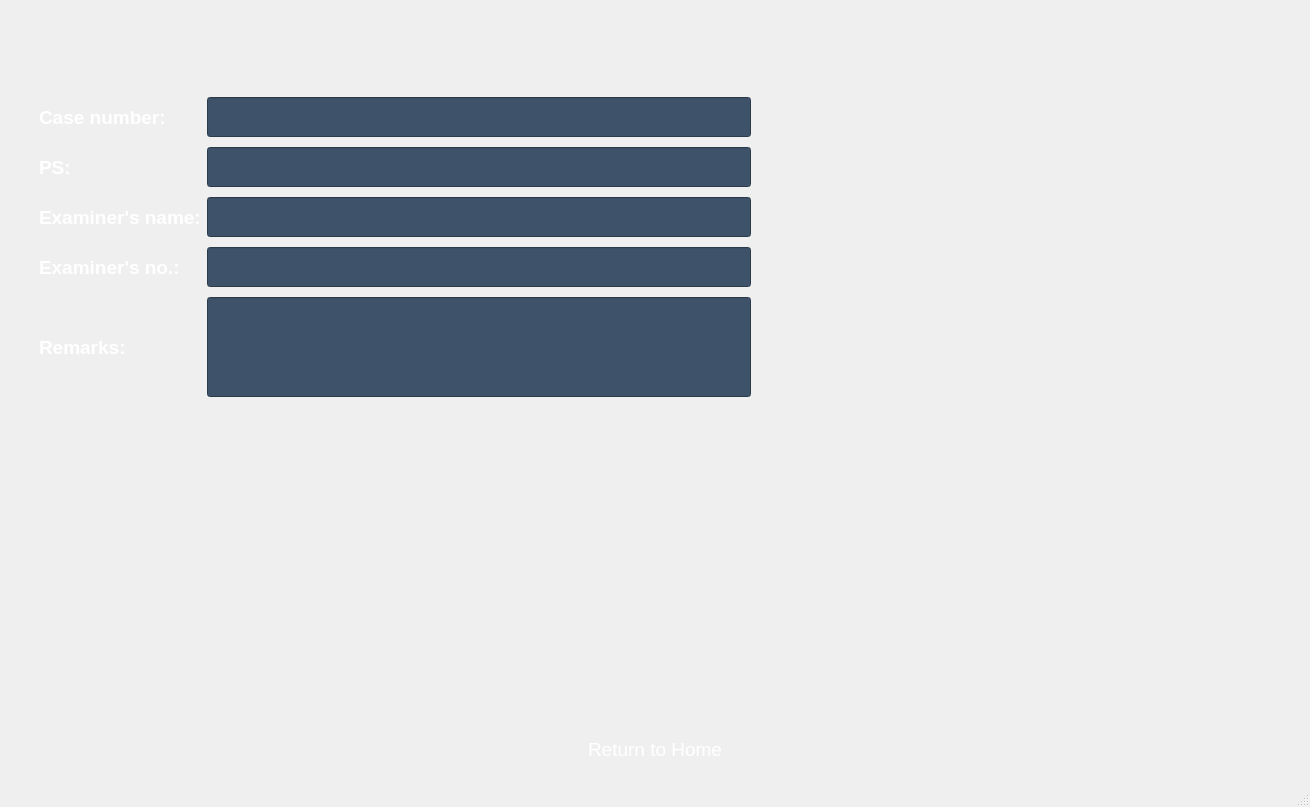
First picture: the form in forms/Page_2.ui, repository apollo-k22/FaceAI-Product, before the edit.
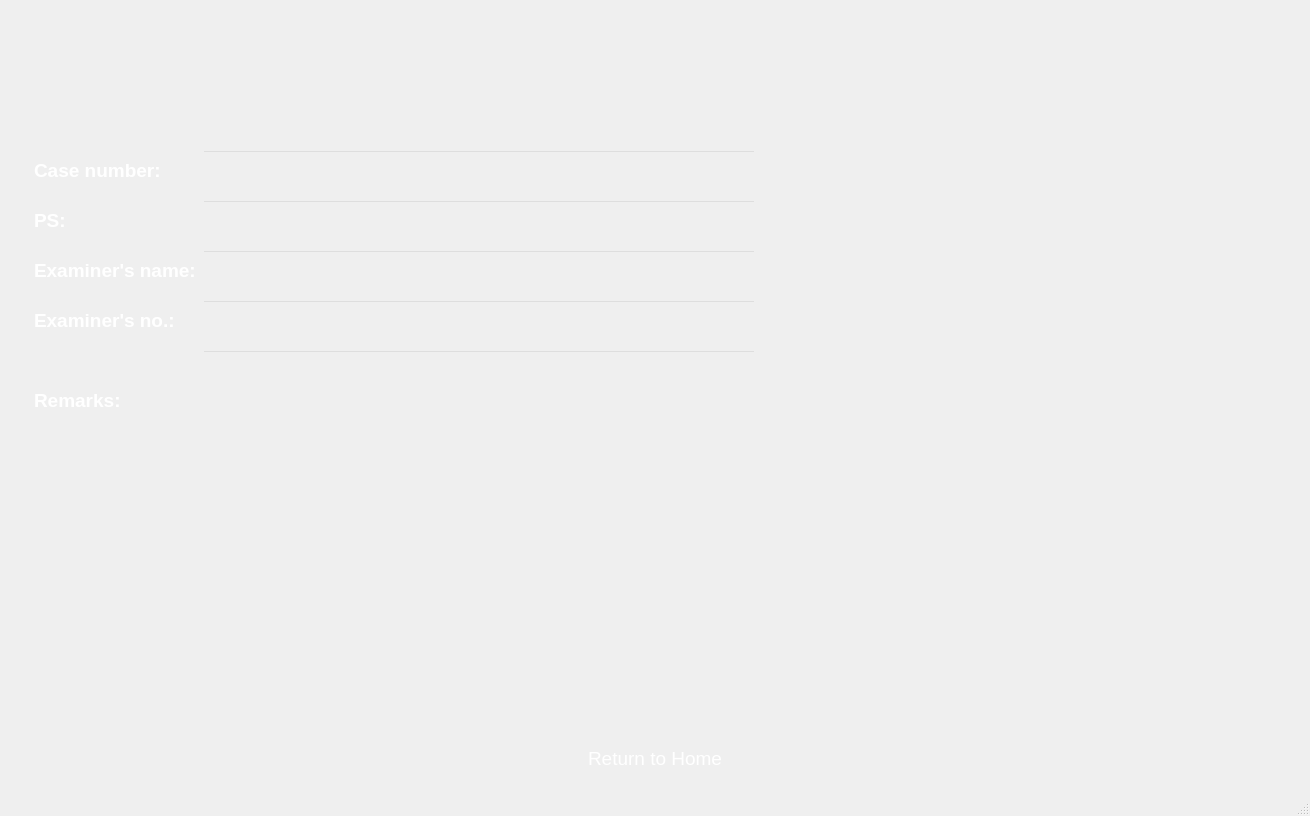
Second picture: the form after the edit. Icons and pictures are not drawn.

```diff
--- a/forms/Page_2.ui
+++ b/forms/Page_2.ui
@@ -7,7 +7,7 @@
     <x>0</x>
     <y>0</y>
     <width>1310</width>
-    <height>807</height>
+    <height>816</height>
    </rect>
   </property>
   <property name="font">
@@ -27,6 +27,14 @@
    </property>
    <layout class="QVBoxLayout" name="verticalLayout_3" stretch="0,0">
     <item>
+     <layout class="QHBoxLayout" name="horizontalLayout_3">
+      <property name="leftMargin">
+       <number>10</number>
+      </property>
+      <property name="topMargin">
+       <number>10</number>
+      </property>
+      <item>
      <widget class="QLabel" name="label_11">
       <property name="sizePolicy">
        <sizepolicy hsizetype="Expanding" vsizetype="Expanding">
@@ -34,6 +42,12 @@
         <verstretch>0</verstretch>
        </sizepolicy>
       </property>
+        <property name="minimumSize">
+         <size>
+          <width>200</width>
+          <height>100</height>
+         </size>
+        </property>
       <property name="maximumSize">
        <size>
         <width>200</width>
@@ -41,7 +55,7 @@
        </size>
       </property>
       <property name="styleSheet">
-       <string notr="true"/>
+         <string notr="true">background:transparent;</string>
       </property>
       <property name="text">
        <string/>
@@ -58,18 +72,33 @@
      </widget>
     </item>
     <item>
-     <layout class="QVBoxLayout" name="verticalLayout" stretch="0,0,1">
+       <spacer name="horizontalSpacer">
+        <property name="orientation">
+         <enum>Qt::Horizontal</enum>
+        </property>
+        <property name="sizeHint" stdset="0">
+         <size>
+          <width>40</width>
+          <height>20</height>
+         </size>
+        </property>
+       </spacer>
+      </item>
+     </layout>
+    </item>
+    <item>
+     <layout class="QVBoxLayout" name="verticalLayout" stretch="0,0,1,0">
       <property name="leftMargin">
-       <number>15</number>
+       <number>10</number>
       </property>
       <property name="topMargin">
-       <number>15</number>
+       <number>10</number>
       </property>
       <property name="rightMargin">
-       <number>15</number>
+       <number>10</number>
       </property>
       <property name="bottomMargin">
-       <number>15</number>
+       <number>0</number>
       </property>
       <item>
        <layout class="QHBoxLayout" name="horizontalLayout" stretch="2,1">
@@ -160,7 +189,8 @@
             </property>
             <property name="styleSheet">
              <string notr="true">background-color: #3E536A;
-color: rgb(255, 255, 255);</string>
+color: rgb(255, 255, 255);
+background:transparent;</string>
             </property>
             <property name="inputMethodHints">
              <set>Qt::ImhNone</set>
@@ -208,7 +238,8 @@
             </property>
             <property name="styleSheet">
              <string notr="true">background-color: #3E536A;
-color: rgb(255, 255, 255);</string>
+color: rgb(255, 255, 255);
+background:transparent;</string>
             </property>
            </widget>
           </item>
@@ -252,7 +283,8 @@
             </property>
             <property name="styleSheet">
              <string notr="true">background-color: #3E536A;
-color: rgb(255, 255, 255);</string>
+color: rgb(255, 255, 255);
+background:transparent;</string>
             </property>
            </widget>
           </item>
@@ -296,7 +328,8 @@
             </property>
             <property name="styleSheet">
              <string notr="true">background-color: #3E536A;
-color: rgb(255, 255, 255);</string>
+color: rgb(255, 255, 255);
+background:transparent;</string>
             </property>
            </widget>
           </item>
@@ -340,7 +373,8 @@
             </property>
             <property name="styleSheet">
              <string notr="true">background-color: #3E536A;
-color: rgb(255, 255, 255);</string>
+color: rgb(255, 255, 255);
+background:transparent;</string>
             </property>
            </widget>
           </item>
@@ -391,7 +425,9 @@
              <string notr="true">content-aligne:left;
 border:none;
 background-color:transparent;
-border-image:url(:/newPrefix/Group 68.png);</string>
+border-image:url(:/newPrefix/Group 68.png);
+border-radius: 30px;
+background:none;</string>
             </property>
             <property name="text">
              <string/>
@@ -433,7 +469,8 @@
          <cursorShape>PointingHandCursor</cursorShape>
         </property>
         <property name="styleSheet">
-         <string notr="true">border-radius: 20px</string>
+         <string notr="true">border-radius: 20px;
+background:none;</string>
         </property>
         <property name="text">
          <string/>
@@ -476,6 +513,22 @@
         </property>
        </widget>
       </item>
+      <item>
+       <spacer name="verticalSpacer_3">
+        <property name="orientation">
+         <enum>Qt::Vertical</enum>
+        </property>
+        <property name="sizeType">
+         <enum>QSizePolicy::Fixed</enum>
+        </property>
+        <property name="sizeHint" stdset="0">
+         <size>
+          <width>20</width>
+          <height>15</height>
+         </size>
+        </property>
+       </spacer>
+      </item>
      </layout>
     </item>
    </layout>
```
Left out of the diff: 2 changed lines with no effect on the pictures. Lines whose indentation alone changed are shown as unchanged.
